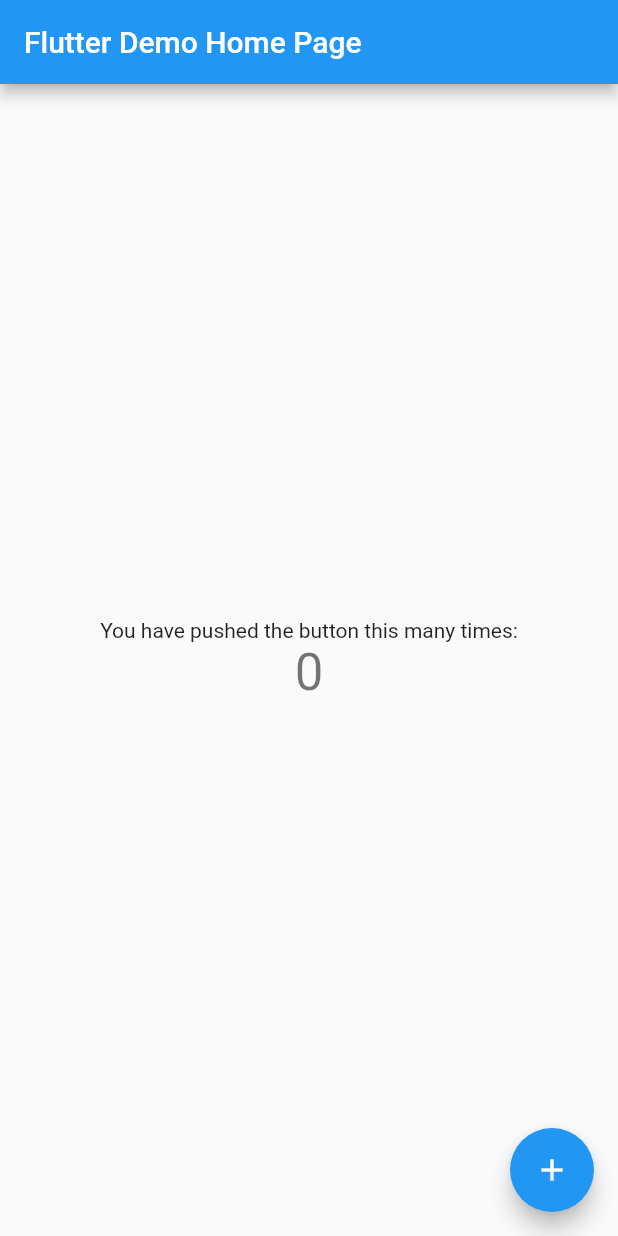
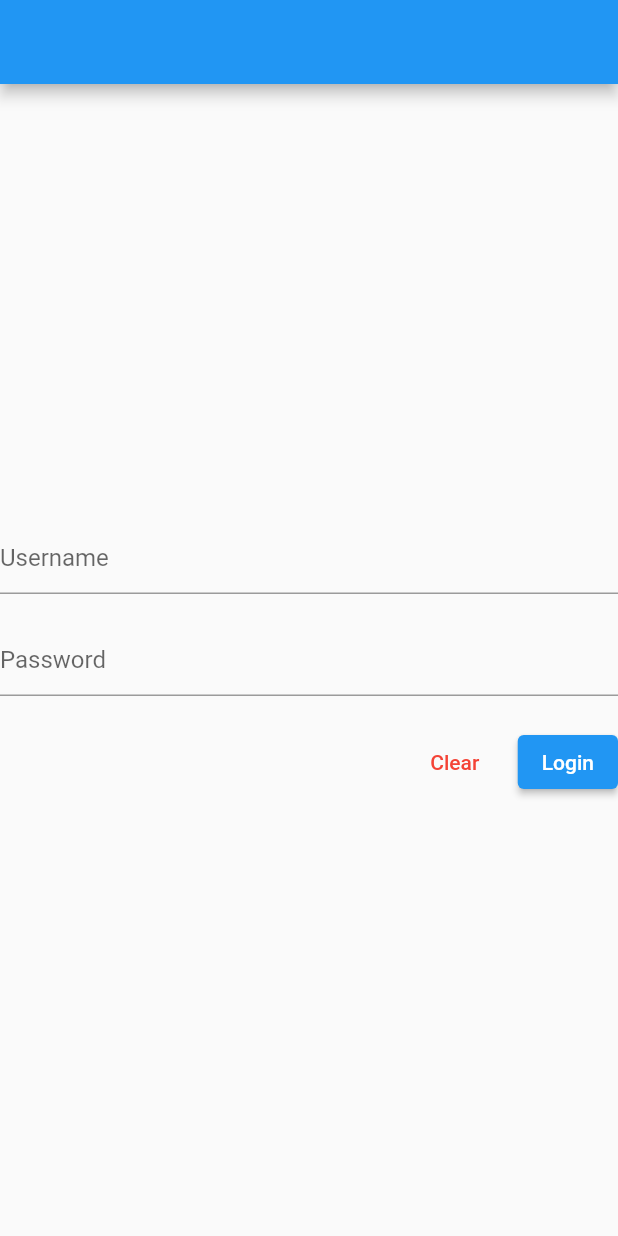
Before and after one commit to onegeekypal/cokeFactory, a Flutter app: the screen it shows after launch, on a phone screen of 412 x 824 dp. Run offline on Flutter 3.47's test engine with Material 2 defaults, Android fonts, the light colour scheme and no system bars; our stand-ins replace equatable, flutter_bloc, lottie.

Commit message:
first POC

```diff
--- /dev/null
+++ b/lib/bloc/login_cubit.dart
@@ -0,0 +1,15 @@
+import 'package:flutter_bloc/flutter_bloc.dart';
+import 'package:cokefactory/utils/user.dart';
+
+import 'login_state.dart';
+
+class UserLoginCubit extends Cubit<UserLoginState> {
+  UserLoginCubit() : super(UserLoginInitialState());
+
+  void loginUser() async {
+    emit(UserLoginLoadingState());
+    await Future.delayed(Duration(seconds: 3));
+    emit(UserLoginFinishedState(
+        user: User(username: "Dawid", userRole: UserRole.admin)));
+  }
+}
--- /dev/null
+++ b/lib/bloc/login_state.dart
@@ -0,0 +1,23 @@
+
+import 'package:cokefactory/utils/user.dart';
+import 'package:equatable/equatable.dart';
+
+abstract class UserLoginState extends Equatable {}
+
+class UserLoginInitialState extends UserLoginState {
+  @override
+  List<Object> get props => [];
+}
+
+class UserLoginLoadingState extends UserLoginState {
+  @override
+  List<Object> get props => [];
+}
+
+class UserLoginFinishedState extends UserLoginState {
+  final User user;
+  UserLoginFinishedState({required this.user});
+
+  @override
+  List<Object> get props => [user];
+}
--- /dev/null
+++ b/lib/login/login_screen.dart
@@ -0,0 +1,73 @@
+import 'package:cokefactory/bloc/login_cubit.dart';
+import 'package:flutter/material.dart';
+import 'package:flutter_bloc/flutter_bloc.dart';
+
+class LoginForm extends StatefulWidget {
+  const LoginForm({Key? key}) : super(key: key);
+
+  @override
+  _LoginFormState createState() => _LoginFormState();
+}
+
+class _LoginFormState extends State<LoginForm> {
+  final formKey = GlobalKey();
+
+  Widget _usernameField() {
+    return TextFormField(
+      decoration: InputDecoration(hintText: "Username"),
+    );
+  }
+
+  Widget _passwordField() {
+    return TextFormField(
+      decoration: InputDecoration(hintText: "Password"),
+    );
+  }
+
+  Widget _buttonRow(BuildContext context) {
+    return Row(
+      mainAxisAlignment: MainAxisAlignment.end,
+      children: [
+        TextButton(
+          onPressed: () {},
+          child: Text(
+            "Clear",
+            style: TextStyle(color: Colors.red),
+          ),
+        ),
+        SizedBox(
+          width: 10,
+        ),
+        ElevatedButton(
+            onPressed: () {
+              BlocProvider.of<UserLoginCubit>(context).loginUser();
+            },
+            child: Text("Login")),
+      ],
+    );
+  }
+
+  @override
+  Widget build(BuildContext context) {
+    return Container(
+      constraints: BoxConstraints(maxWidth: 500),
+      child: Form(
+        key: formKey,
+        child: Column(
+          mainAxisSize: MainAxisSize.min,
+          children: [
+            _usernameField(),
+            SizedBox(
+              height: 20,
+            ),
+            _passwordField(),
+            SizedBox(
+              height: 20,
+            ),
+            _buttonRow(context),
+          ],
+        ),
+      ),
+    );
+  }
+}
--- a/lib/main.dart
+++ b/lib/main.dart
@@ -1,4 +1,9 @@
+import 'package:cokefactory/bloc/login_cubit.dart';
+import 'package:cokefactory/bloc/login_state.dart';
+import 'package:cokefactory/dashboard/dashboard.dart';
+import 'package:cokefactory/login/login_screen.dart';
 import 'package:flutter/material.dart';
+import 'package:flutter_bloc/flutter_bloc.dart';
 
 void main() {
   runApp(const MyApp());
@@ -7,109 +12,42 @@
 class MyApp extends StatelessWidget {
   const MyApp({Key? key}) : super(key: key);
 
-  // This widget is the root of your application.
   @override
   Widget build(BuildContext context) {
     return MaterialApp(
       title: 'Flutter Demo',
       theme: ThemeData(
-        // This is the theme of your application.
-        //
-        // Try running your application with "flutter run". You'll see the
-        // application has a blue toolbar. Then, without quitting the app, try
-        // changing the primarySwatch below to Colors.green and then invoke
-        // "hot reload" (press "r" in the console where you ran "flutter run",
-        // or simply save your changes to "hot reload" in a Flutter IDE).
-        // Notice that the counter didn't reset back to zero; the application
-        // is not restarted.
         primarySwatch: Colors.blue,
       ),
-      home: const MyHomePage(title: 'Flutter Demo Home Page'),
+      home: BlocProvider(create:(BuildContext context) => UserLoginCubit(),child: const MyHomePage()),
     );
   }
 }
 
 class MyHomePage extends StatefulWidget {
-  const MyHomePage({Key? key, required this.title}) : super(key: key);
-
-  // This widget is the home page of your application. It is stateful, meaning
-  // that it has a State object (defined below) that contains fields that affect
-  // how it looks.
-
-  // This class is the configuration for the state. It holds the values (in this
-  // case the title) provided by the parent (in this case the App widget) and
-  // used by the build method of the State. Fields in a Widget subclass are
-  // always marked "final".
-
-  final String title;
+  const MyHomePage({Key? key}) : super(key: key);
 
   @override
   State<MyHomePage> createState() => _MyHomePageState();
 }
 
 class _MyHomePageState extends State<MyHomePage> {
-  int _counter = 0;
-
-  void _incrementCounter() {
-    setState(() {
-      // This call to setState tells the Flutter framework that something has
-      // changed in this State, which causes it to rerun the build method below
-      // so that the display can reflect the updated values. If we changed
-      // _counter without calling setState(), then the build method would not be
-      // called again, and so nothing would appear to happen.
-      _counter++;
-    });
-  }
 
   @override
   Widget build(BuildContext context) {
-    // This method is rerun every time setState is called, for instance as done
-    // by the _incrementCounter method above.
-    //
-    // The Flutter framework has been optimized to make rerunning build methods
-    // fast, so that you can just rebuild anything that needs updating rather
-    // than having to individually change instances of widgets.
-    return Scaffold(
-      appBar: AppBar(
-        // Here we take the value from the MyHomePage object that was created by
-        // the App.build method, and use it to set our appbar title.
-        title: Text(widget.title),
-      ),
-      body: Center(
-        // Center is a layout widget. It takes a single child and positions it
-        // in the middle of the parent.
-        child: Column(
-          // Column is also a layout widget. It takes a list of children and
-          // arranges them vertically. By default, it sizes itself to fit its
-          // children horizontally, and tries to be as tall as its parent.
-          //
-          // Invoke "debug painting" (press "p" in the console, choose the
-          // "Toggle Debug Paint" action from the Flutter Inspector in Android
-          // Studio, or the "Toggle Debug Paint" command in Visual Studio Code)
-          // to see the wireframe for each widget.
-          //
-          // Column has various properties to control how it sizes itself and
-          // how it positions its children. Here we use mainAxisAlignment to
-          // center the children vertically; the main axis here is the vertical
-          // axis because Columns are vertical (the cross axis would be
-          // horizontal).
-          mainAxisAlignment: MainAxisAlignment.center,
-          children: <Widget>[
-            const Text(
-              'You have pushed the button this many times:',
-            ),
-            Text(
-              '$_counter',
-              style: Theme.of(context).textTheme.headline4,
-            ),
-          ],
-        ),
-      ),
-      floatingActionButton: FloatingActionButton(
-        onPressed: _incrementCounter,
-        tooltip: 'Increment',
-        child: const Icon(Icons.add),
-      ), // This trailing comma makes auto-formatting nicer for build methods.
+    return BlocBuilder<UserLoginCubit, UserLoginState >(
+      builder: (context, state) {
+        Widget screen;
+        if(state is UserLoginInitialState)  screen = LoginForm();
+        else if (state is UserLoginLoadingState) screen = CircularProgressIndicator();
+        else screen = Dashboard();
+        return Scaffold(
+          appBar: AppBar(),
+          body: Center(
+            child: screen,
+          ),
+        );
+      },
     );
   }
 }
--- /dev/null
+++ b/lib/utils/user.dart
@@ -0,0 +1,8 @@
+enum UserRole { admin, manager, peasant }
+
+class User {
+  final String username;
+  final UserRole userRole;
+
+  const User({required this.username, required this.userRole}) : super();
+}
--- /dev/null
+++ b/lib/utils/widget_utils.dart
@@ -0,0 +1 @@
+import 'package:flutter/material.dart';
```
Also changed, not shown: lib/cards/bottlin_card.dart (added, +49 -0 lines), lib/cards/rate_card.dart (added, +52 -0 lines), lib/dashboard/dashboard.dart (added, +18 -0 lines), pubspec.yaml (+7 -3 lines), pubspec.lock.
